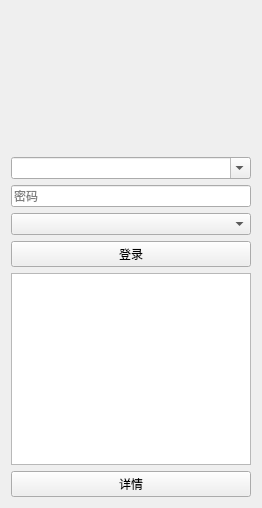
This is application/mainwidget.ui in zonyitoo/qYaH3C as Qt 5 draws it before an edit. The edited form follows.
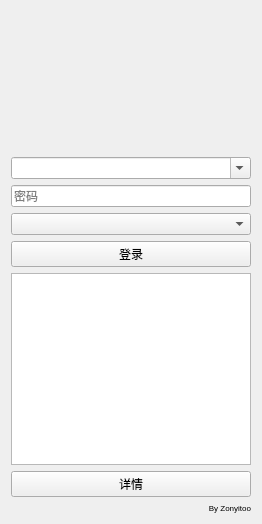
This is the edited form.

Patch:
```diff
--- a/application/mainwidget.ui
+++ b/application/mainwidget.ui
@@ -171,6 +171,21 @@
      </property>
     </widget>
    </item>
+   <item>
+    <widget class="QLabel" name="author">
+     <property name="font">
+      <font>
+       <pointsize>6</pointsize>
+      </font>
+     </property>
+     <property name="text">
+      <string>By Zonyitoo</string>
+     </property>
+     <property name="alignment">
+      <set>Qt::AlignRight|Qt::AlignTrailing|Qt::AlignVCenter</set>
+     </property>
+    </widget>
+   </item>
   </layout>
  </widget>
  <resources/>
```
